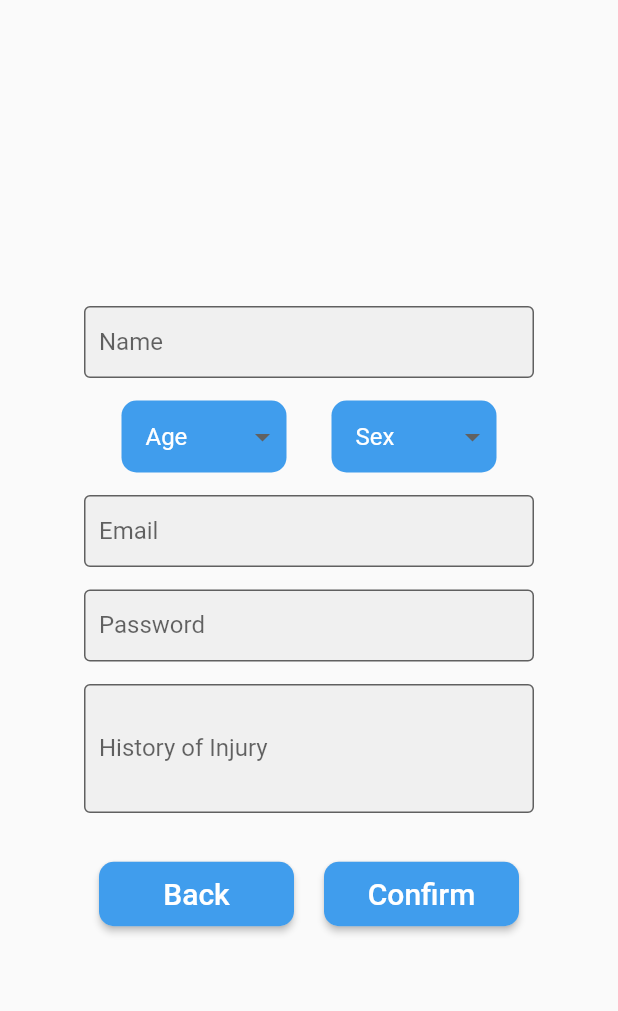
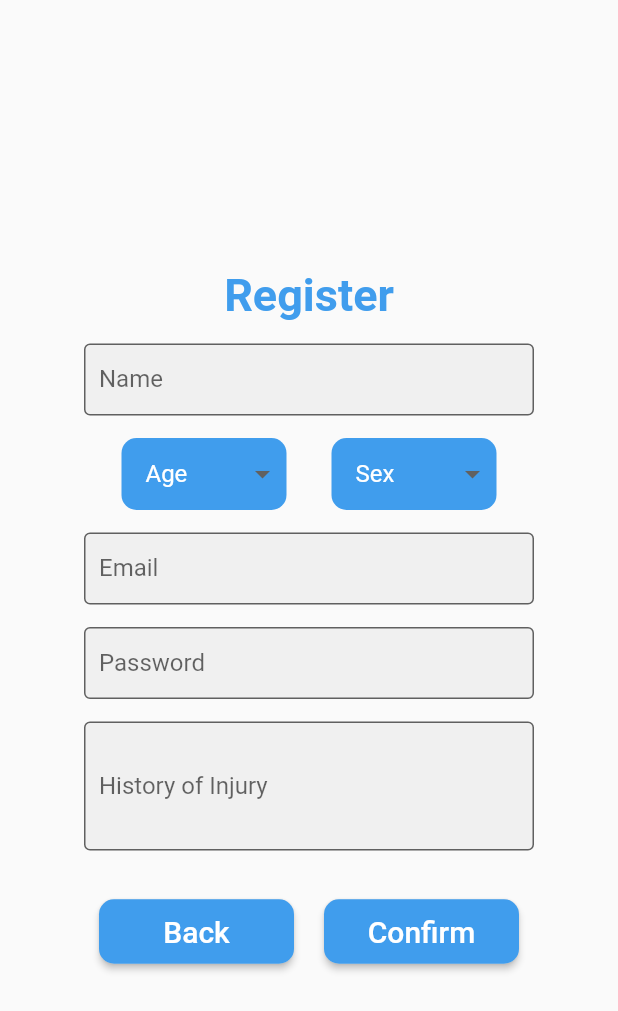
Before and after one commit to isaaclim95/stryde-app-flutter, a Flutter app: the screen it shows after launch, after a tap on "Register", on a phone screen of 412 x 824 dp. Shown: the top 1011 px of the screen. Run offline on Flutter 3.47's test engine with Material 2 defaults, Android fonts, the phone set to English and light mode, and no system bars; our stand-ins replace camera.

Commit message:
Layout changes

```diff
--- a/lib/main.dart
+++ b/lib/main.dart
@@ -1,11 +1,11 @@
 import 'package:flutter/material.dart';
-import 'login.dart';
+import 'welcome.dart';
 
 void main() {
   runApp(
     MaterialApp(
         title: 'Stryde',
-        home: Login()
+        home: Welcome()
     ),
   );
 }
--- a/lib/register.dart
+++ b/lib/register.dart
@@ -1,6 +1,7 @@
 import 'package:flutter/material.dart';
 
-import 'login.dart';
+import 'connector.dart';
+import 'welcome.dart';
 
 class AgeDropdown extends StatefulWidget {
   AgeDropdown({Key key}) : super(key: key);
@@ -110,7 +111,18 @@ class Register extends StatelessWidget {
       body: Column(
         mainAxisAlignment: MainAxisAlignment.center,
         children: [
+
+          // Register Text
+          Text(
+            "Register",
+            style: TextStyle(
+              color: Color(0xFF409ded),
+              fontSize: 30,
+              fontWeight: FontWeight.bold,),
+          ),
+
           // Name TextField
+          const SizedBox(height: 15),
           Container(
             width: 300,
             child: TextField(
@@ -194,7 +206,7 @@ class Register extends StatelessWidget {
                     borderRadius: new BorderRadius.circular(10.0)),
                 onPressed: () {
                   Navigator.push(context,
-                      MaterialPageRoute(builder: (context) => Login()));
+                      MaterialPageRoute(builder: (context) => Welcome()));
                 },
                 textColor: Colors.white,
                 padding: const EdgeInsets.all(0.0),
@@ -215,7 +227,10 @@ class Register extends StatelessWidget {
               RaisedButton(
                 shape: RoundedRectangleBorder(
                     borderRadius: new BorderRadius.circular(10.0)),
-                onPressed: () {},
+                onPressed: () {
+                  Navigator.push(context,
+                      MaterialPageRoute(builder: (context) => Connector(1)));
+                },
                 textColor: Colors.white,
                 padding: const EdgeInsets.all(0.0),
                 child: Container(
--- /dev/null
+++ b/lib/welcome.dart
@@ -0,0 +1,76 @@
+import 'package:flutter/material.dart';
+import 'register.dart';
+import 'login.dart';
+
+class Welcome extends StatelessWidget {
+  @override
+  Widget build(BuildContext context) {
+    return Scaffold(
+        body: Center(
+      child: Column(
+        children: [
+          const SizedBox(height: 80),
+          /*Image.asset(
+            'images/logo.png',
+            height: 200,
+          )*/
+          // Welcome Text
+          Text(
+            "Welcome to Stryde",
+            style: TextStyle(
+                color: Color(0xFF409ded),
+                fontSize: 30,
+                fontWeight: FontWeight.bold,),
+          ),
+
+          // Buttons
+          const SizedBox(height: 30),
+          // Login Button
+          RaisedButton(
+            shape: RoundedRectangleBorder(
+                borderRadius: new BorderRadius.circular(10.0)),
+            onPressed: () {
+              Navigator.push(
+                  context, MaterialPageRoute(builder: (context) => Login()));
+            },
+            textColor: Colors.white,
+            padding: const EdgeInsets.all(0.0),
+            child: Container(
+              decoration: BoxDecoration(
+                borderRadius: new BorderRadius.circular(10.0),
+                color: Color(0xFF409ded),
+              ),
+              width: 130,
+              alignment: Alignment.center,
+              padding: const EdgeInsets.fromLTRB(0, 10.0, 0, 10.0),
+              child: const Text('Log In', style: TextStyle(fontSize: 20)),
+            ),
+          ),
+
+          // Register Button
+          const SizedBox(height: 20),
+          RaisedButton(
+            shape: RoundedRectangleBorder(
+                borderRadius: new BorderRadius.circular(10.0)),
+            onPressed: () {
+              Navigator.push(
+                  context, MaterialPageRoute(builder: (context) => Register()));
+            },
+            textColor: Colors.white,
+            padding: const EdgeInsets.all(0.0),
+            child: Container(
+              decoration: BoxDecoration(
+                borderRadius: new BorderRadius.circular(10.0),
+                color: Color(0xFF409ded),
+              ),
+              width: 130,
+              alignment: Alignment.center,
+              padding: const EdgeInsets.fromLTRB(0, 10.0, 0, 10.0),
+              child: const Text('Register', style: TextStyle(fontSize: 20)),
+            ),
+          ),
+        ],
+      ),
+    ));
+  }
+}
```
Also changed, not shown: lib/connector.dart (+18 -8 lines), lib/home.dart (added, +10 -0 lines), lib/login.dart (+5 -4 lines), lib/firstrun.dart (added), 1 other file.
